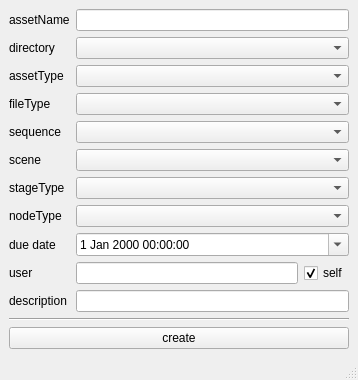
First picture: the form in rbhusUI/lib/rbhusPipeAssetCreateMod.ui, repository aumanimationstudios/rbhus, before the edit.
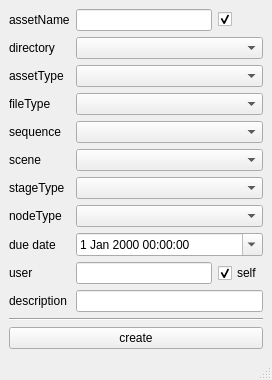
Second picture: the form after the edit.

```diff
--- a/rbhusUI/lib/rbhusPipeAssetCreateMod.ui
+++ b/rbhusUI/lib/rbhusPipeAssetCreateMod.ui
@@ -6,7 +6,7 @@
    <rect>
     <x>0</x>
     <y>0</y>
-    <width>358</width>
+    <width>272</width>
     <height>367</height>
    </rect>
   </property>
@@ -162,9 +162,6 @@
       </property>
      </widget>
     </item>
-    <item row="0" column="1" colspan="2">
-     <widget class="QLineEdit" name="lineEditAssName"/>
-    </item>
     <item row="4" column="0">
      <widget class="QLabel" name="labelFileType">
       <property name="sizePolicy">
@@ -243,6 +240,32 @@
     <item row="2" column="1" colspan="2">
      <widget class="QComboBox" name="comboDirectory"/>
     </item>
+    <item row="0" column="1">
+     <widget class="QLineEdit" name="lineEditAssName">
+      <property name="sizePolicy">
+       <sizepolicy hsizetype="MinimumExpanding" vsizetype="Fixed">
+        <horstretch>0</horstretch>
+        <verstretch>0</verstretch>
+       </sizepolicy>
+      </property>
+     </widget>
+    </item>
+    <item row="0" column="2">
+     <widget class="QCheckBox" name="checkAssName">
+      <property name="sizePolicy">
+       <sizepolicy hsizetype="Fixed" vsizetype="Fixed">
+        <horstretch>0</horstretch>
+        <verstretch>0</verstretch>
+       </sizepolicy>
+      </property>
+      <property name="text">
+       <string/>
+      </property>
+      <property name="checked">
+       <bool>true</bool>
+      </property>
+     </widget>
+    </item>
    </layout>
   </widget>
   <widget class="QStatusBar" name="statusBar"/>
```
